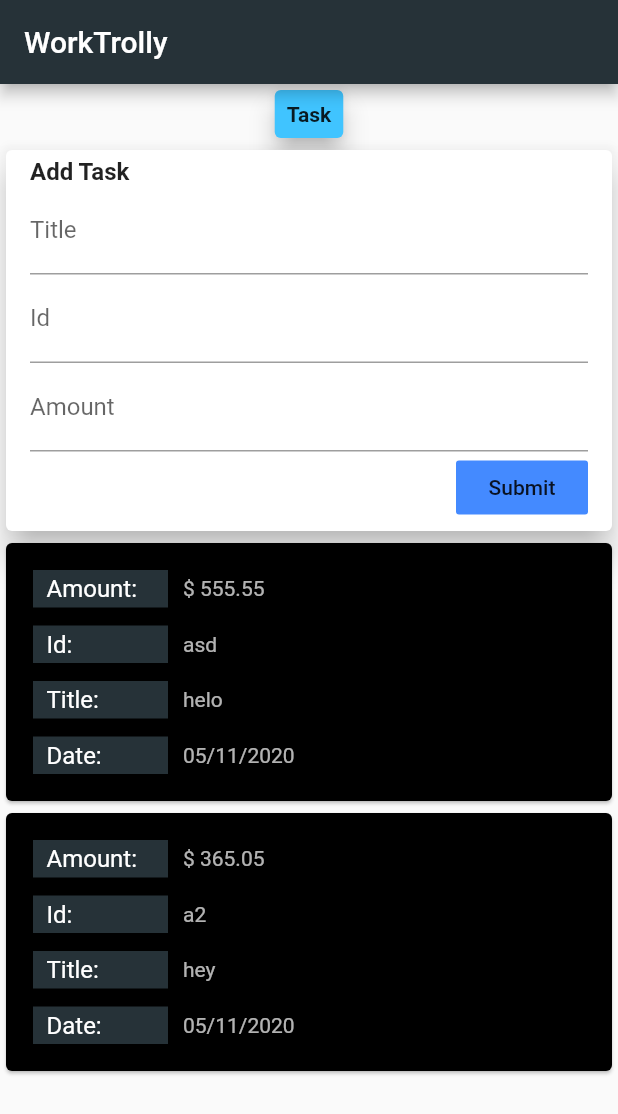
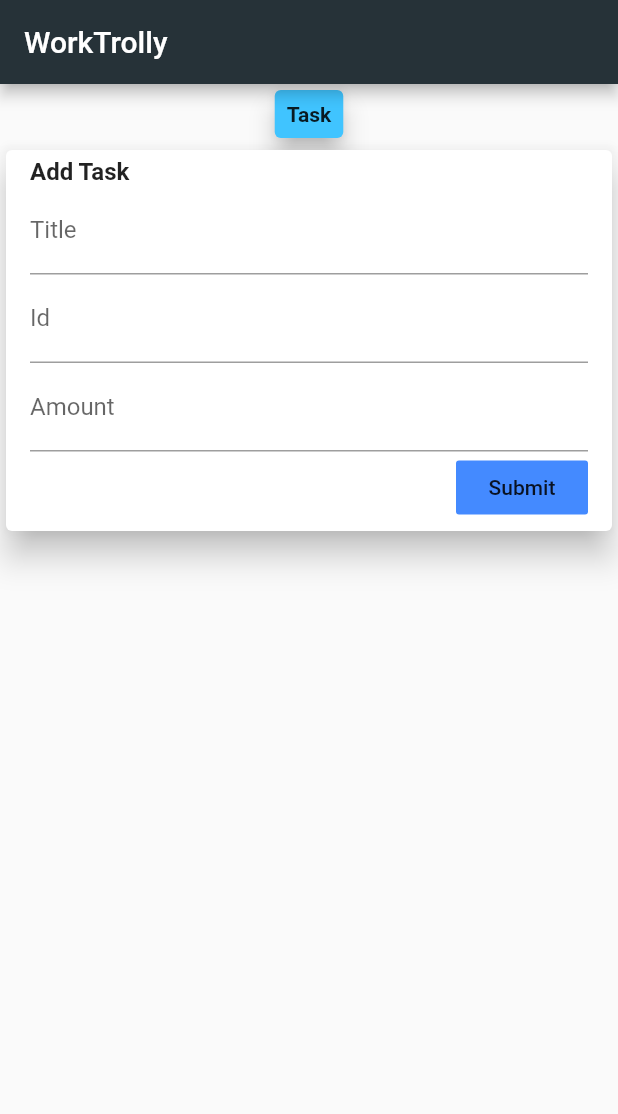
Before and after one commit to goyalshivam7/flutterUI, a Flutter app: the screen it shows after launch, after a tap on "Submit", on a phone screen of 412 x 824 dp. Shown: the top 1114 px of the screen. Run offline on Flutter 3.47's test engine with Material 2 defaults, Android fonts, the phone set to English and light mode, and no system bars.

```diff
--- /dev/null
+++ b/lib/cardWidget.dart
@@ -0,0 +1,40 @@
+ import 'package:flutter/material.dart';
+
+  Widget buildTextField(String input, dynamic data) => TextField(
+        decoration: InputDecoration(labelText: input),
+        controller: data,
+      );
+
+  Widget buildRowData(String x, String y) {
+    return Padding(
+      padding: const EdgeInsets.all(6.0),
+      child: Row(
+        children: [
+          Container(
+            width: 90,
+            color: Colors.blueGrey[900],
+            child: Padding(
+              padding: const EdgeInsets.symmetric(vertical: 3, horizontal: 9),
+              child: Text(
+                x,
+                style: TextStyle(
+                  fontSize: 16,
+                  color: Colors.white,
+                ),
+              ),
+            ),
+          ),
+          SizedBox(
+            width: 10,
+          ),
+          Text(
+            y,
+            style: TextStyle(
+              fontSize: 14,
+              color: Colors.white70,
+            ),
+          ),
+        ],
+      ),
+    );
+  }
--- /dev/null
+++ b/lib/cardsList.dart
@@ -0,0 +1,109 @@
+import 'package:flutter/material.dart';
+import 'package:flutterLearning/cardWidget.dart';
+import 'package:intl/intl.dart';
+import './transaction.dart';
+
+class CardsList extends StatefulWidget {
+  @override
+  _CardsListState createState() => _CardsListState();
+}
+
+class _CardsListState extends State<CardsList> {
+  final List<Transaction> transaction = [];
+
+  void _addTransaction(String idTx, String titleTx, double amountTx) {
+    final newTx = Transaction(
+      id: idTx,
+      title: titleTx,
+      amount: amountTx,
+      date: DateTime.now(),
+    );
+
+    setState(() {
+      transaction.add(newTx);
+    });
+
+  }
+
+  final titleController = TextEditingController();
+  final idController = TextEditingController();
+  final amountController = TextEditingController();
+  @override
+  Widget build(BuildContext context) {
+    return Scaffold(
+      body: SingleChildScrollView(
+              child: Column(
+          crossAxisAlignment: CrossAxisAlignment.center,
+          mainAxisAlignment: MainAxisAlignment.start,
+          children: [
+            Card(
+              color: Colors.lightBlueAccent,
+              child: Container(
+                child: Padding(
+                  padding: const EdgeInsets.all(8.0),
+                  child: Text(
+                    'Task',
+                    style: TextStyle(fontSize: 14, fontWeight: FontWeight.bold),
+                  ),
+                ),
+              ),
+              elevation: 7,
+            ),
+            Card(
+              elevation: 9,
+              child: Padding(
+                padding: const EdgeInsets.symmetric(
+                  vertical: 5.0,
+                  horizontal: 16,
+                ),
+                child: Column(
+                  crossAxisAlignment: CrossAxisAlignment.end,
+                  children: [
+                    Container(
+                      width: double.infinity,
+                      child: Text(
+                        'Add Task',
+                        style:
+                            TextStyle(fontSize: 16, fontWeight: FontWeight.bold),
+                      ),
+                    ),
+                    buildTextField('Title', titleController),
+                    buildTextField('Id', idController),
+                    buildTextField('Amount', amountController),
+                    FlatButton(
+                      child: Text('Submit'),
+                      onPressed: () {
+                        print(titleController.text);
+                        _addTransaction(titleController.text , idController.text, double.parse(amountController.text));
+                      },
+                      color: Colors.blueAccent,
+                    ),
+                  ],
+                ),
+              ),
+            ),
+            Column(
+              children: transaction.map((tx) {
+                return Card(
+                  color: Colors.black,
+                  child: Padding(
+                    padding: const EdgeInsets.all(12.0),
+                    child: Column(
+                      children: [
+                        buildRowData('Amount:', '\$ ${tx.amount}'),
+                        buildRowData('Id:', tx.id.toString()),
+                        buildRowData('Title:', tx.title.toString()),
+                        buildRowData(
+                            'Date:', DateFormat('dd/MM/yyyy').format(tx.date)),
+                      ],
+                    ),
+                  ),
+                );
+              }).toList(),
+            ),
+          ],
+        ),
+      ),
+    );
+  }
+}
--- a/lib/main.dart
+++ b/lib/main.dart
@@ -1,6 +1,5 @@
 import 'package:flutter/material.dart';
-import 'package:intl/intl.dart';
-import './transaction.dart';
+import 'package:flutterLearning/cardsList.dart';
 
 void main() {
   runApp(MyApp());
@@ -16,25 +15,6 @@ class MyApp extends StatelessWidget {
 }
 
 class HomePage extends StatelessWidget {
-  final List<Transaction> transaction = [
-    Transaction(
-      id: 'asd',
-      title: 'helo',
-      amount: 555.55,
-      date: DateTime.now(),
-    ),
-    Transaction(
-      id: 'a2',
-      title: 'hey',
-      amount: 365.05,
-      date: DateTime.now(),
-    ),
-  ];
-
-  final titleController = TextEditingController();
-  final idController = TextEditingController();
-  final amountController = TextEditingController();
-
   @override
   Widget build(BuildContext context) {
     return Scaffold(
@@ -45,113 +25,7 @@ class HomePage extends StatelessWidget {
           style: TextStyle(color: Colors.white),
         ),
       ),
-      body: Column(
-        crossAxisAlignment: CrossAxisAlignment.center,
-        mainAxisAlignment: MainAxisAlignment.start,
-        children: [
-          Card(
-            color: Colors.lightBlueAccent,
-            child: Container(
-              child: Padding(
-                padding: const EdgeInsets.all(8.0),
-                child: Text(
-                  'Task',
-                  style: TextStyle(fontSize: 14, fontWeight: FontWeight.bold),
-                ),
-              ),
-            ),
-            elevation: 7,
-          ),
-          Card(
-            elevation: 9,
-            child: Padding(
-              padding: const EdgeInsets.symmetric(
-                vertical: 5.0,
-                horizontal: 16,
-              ),
-              child: Column(
-                crossAxisAlignment: CrossAxisAlignment.end,
-                children: [
-                  Container(
-                    width: double.infinity,
-                    child: Text(
-                      'Add Task',
-                      style:
-                          TextStyle(fontSize: 16, fontWeight: FontWeight.bold),
-                    ),
-                  ),
-                  buildTextField('Title', titleController),
-                  buildTextField('Id', idController),
-                  buildTextField('Amount', amountController),
-                  FlatButton(
-                    child: Text('Submit'),
-                    onPressed: () {},
-                    color: Colors.blueAccent,
-                  ),
-                ],
-              ),
-            ),
-          ),
-          Column(
-            children: transaction.map((tx) {
-              return Card(
-                color: Colors.black,
-                child: Padding(
-                  padding: const EdgeInsets.all(12.0),
-                  child: Column(
-                    children: [
-                      buildRowData('Amount:', '\$ ${tx.amount}'),
-                      buildRowData('Id:', tx.id.toString()),
-                      buildRowData('Title:', tx.title.toString()),
-                      buildRowData(
-                          'Date:', DateFormat('dd/MM/yyyy').format(tx.date)),
-                    ],
-                  ),
-                ),
-              );
-            }).toList(),
-          ),
-        ],
-      ),
-    );
-  }
-
-  Widget buildTextField(String input, dynamic data) => TextField(
-        decoration: InputDecoration(labelText: input),
-        controller: data,
-      );
-
-  Widget buildRowData(String x, String y) {
-    return Padding(
-      padding: const EdgeInsets.all(6.0),
-      child: Row(
-        children: [
-          Container(
-            width: 90,
-            color: Colors.blueGrey[900],
-            child: Padding(
-              padding: const EdgeInsets.symmetric(vertical: 3, horizontal: 9),
-              child: Text(
-                x,
-                style: TextStyle(
-                  fontSize: 16,
-                  color: Colors.white,
-                ),
-              ),
-            ),
-          ),
-          SizedBox(
-            width: 10,
-          ),
-          Text(
-            y,
-            style: TextStyle(
-              fontSize: 14,
-              color: Colors.white70,
-            ),
-          ),
-        ],
-      ),
+      body: CardsList(),
     );
   }
 }
```
